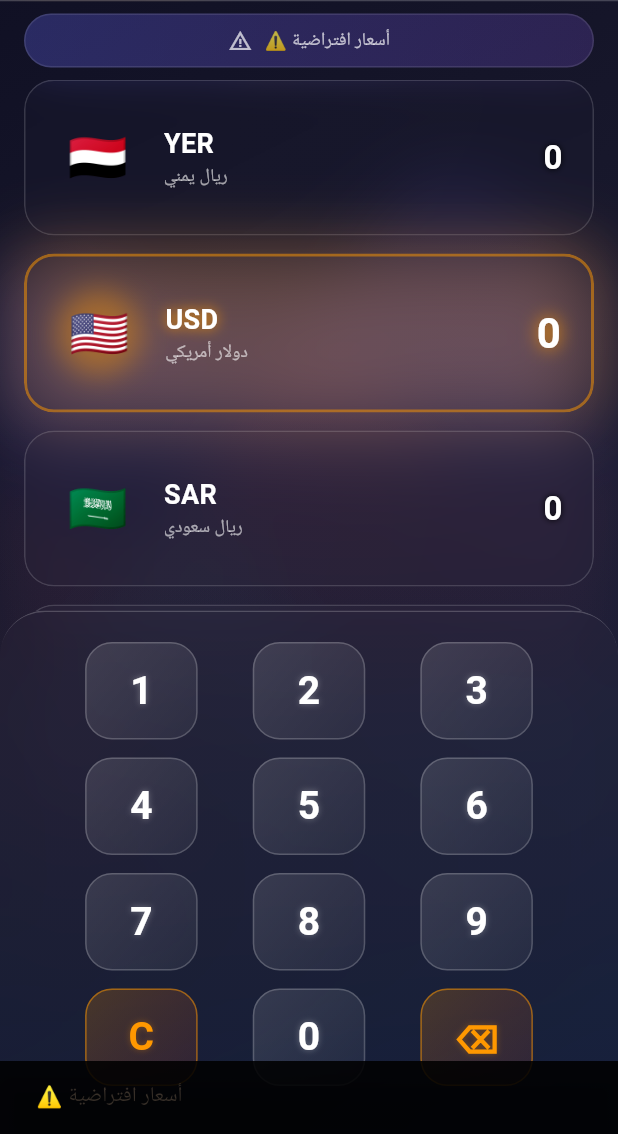
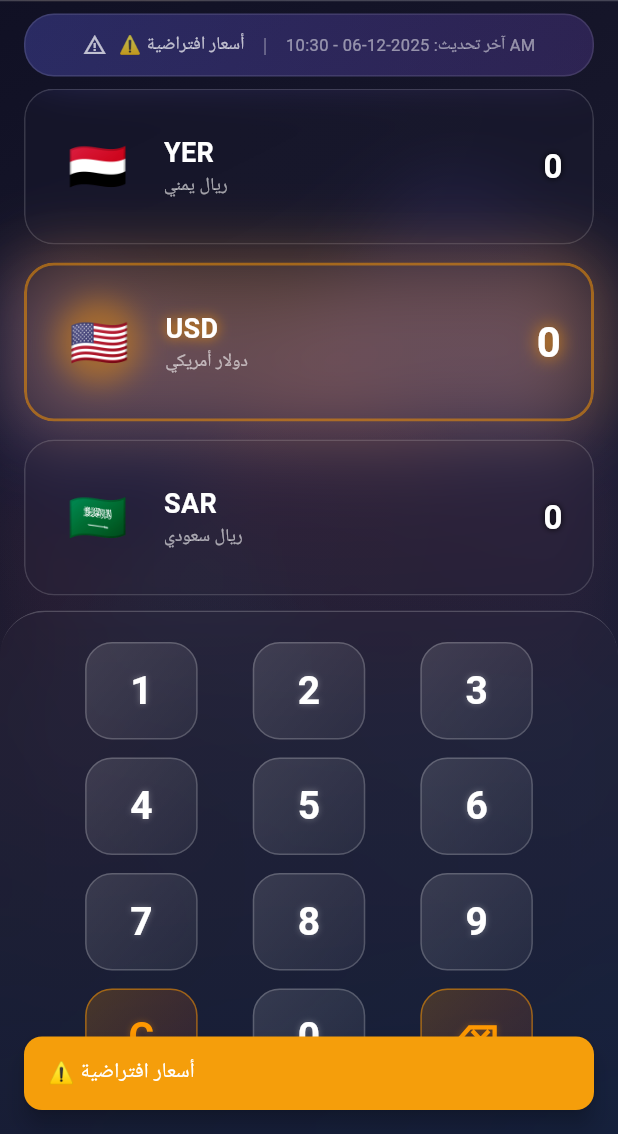
Before and after one commit to mmsal512/tabdil-app, a Flutter app: the screen it shows after launch, after a tap on the "refresh" icon, on a phone screen of 412 x 824 dp, the part 102-1236 px from its top. Run offline on Flutter 3.47's test engine with Material 3 defaults, Android fonts, the phone set to English and light mode, and no system bars; our stand-ins replace supabase_flutter; accounts and stored records are empty; network calls fail.

Commit message:
feat: Implement core currency exchange application with UI, state management, services, and Docker deployment infrastructure.

```diff
--- /dev/null
+++ b/devtools_options.yaml
@@ -0,0 +1,3 @@
+description: This file stores settings for Dart & Flutter DevTools.
+documentation: https://docs.flutter.dev/tools/devtools/extensions#configure-extension-enablement-states
+extensions:
--- a/lib/main.dart
+++ b/lib/main.dart
@@ -3,11 +3,18 @@ import 'package:provider/provider.dart';
 import 'providers/currency_provider.dart';
 import 'screens/home_screen.dart';
 import 'services/supabase_service.dart';
+import 'services/app_config.dart';
 import 'utils/constants.dart';
 
 void main() async {
   WidgetsFlutterBinding.ensureInitialized();
+
+  // Load runtime configuration from config.json (Docker secrets)
+  await AppConfig.load();
+
+  // Initialize Supabase with runtime config
   await SupabaseService.initialize();
+
   runApp(const TabdilApp());
 }
 
@@ -26,7 +33,6 @@ class TabdilApp extends StatelessWidget {
           colorScheme: ColorScheme.fromSeed(
             seedColor: AppColors.accent,
             brightness: Brightness.dark,
-            background: AppColors.background,
             surface: AppColors.cardSurface,
           ),
           scaffoldBackgroundColor: AppColors.background,
--- a/lib/providers/currency_provider.dart
+++ b/lib/providers/currency_provider.dart
@@ -1,4 +1,5 @@
 import 'package:flutter/material.dart';
+import 'package:intl/intl.dart';
 import '../models/currency.dart';
 import '../services/rates_service.dart';
 import '../services/supabase_service.dart';
@@ -23,6 +24,16 @@ class CurrencyProvider with ChangeNotifier {
   // API Status tracking
   RatesSource _ratesSource = RatesSource.none;
   RatesSource get ratesSource => _ratesSource;
+
+  // Last update time
+  DateTime? _lastUpdateTime;
+  DateTime? get lastUpdateTime => _lastUpdateTime;
+
+  String get lastUpdateText {
+    if (_lastUpdateTime == null) return '';
+    final formatter = DateFormat('yyyy-MM-dd - hh:mm a');
+    return 'آخر تحديث: ${formatter.format(_lastUpdateTime!)}';
+  }
 
   String get ratesSourceText {
     switch (_ratesSource) {
@@ -96,6 +107,9 @@ class CurrencyProvider with ChangeNotifier {
           currency.apiRate = apiResult.rates[currency.code]!;
         }
       }
+
+      // Update last refresh time
+      _lastUpdateTime = DateTime.now();
     } catch (e) {
       print('Error refreshing rates: $e');
       statusMessage = '❌ خطأ في تحديث الأسعار';
--- a/lib/screens/admin_login_screen.dart
+++ b/lib/screens/admin_login_screen.dart
@@ -1,6 +1,5 @@
 import 'package:flutter/material.dart';
 import '../services/supabase_service.dart';
-import '../utils/constants.dart';
 import 'rate_editor_screen.dart';
 import '../widgets/hyper_ui.dart';
 
--- a/lib/screens/home_screen.dart
+++ b/lib/screens/home_screen.dart
@@ -118,8 +118,24 @@ class _HomeScreenState extends State<HomeScreen> with TickerProviderStateMixin {
                   if (mounted) {
                     ScaffoldMessenger.of(context).showSnackBar(
                       SnackBar(
-                        content: Text(status),
-                        backgroundColor: Colors.black87,
+                        content: Text(
+                          status,
+                          style: const TextStyle(
+                            color: Colors.white,
+                            fontSize: 14,
+                            fontWeight: FontWeight.w500,
+                          ),
+                        ),
+                        backgroundColor: status.contains('✅')
+                            ? const Color(0xFF22C55E) // Green
+                            : status.contains('⚠️')
+                            ? const Color(0xFFF59E0B) // Orange
+                            : const Color(0xFF6366F1), // Purple
+                        behavior: SnackBarBehavior.floating,
+                        shape: RoundedRectangleBorder(
+                          borderRadius: BorderRadius.circular(12),
+                        ),
+                        margin: const EdgeInsets.all(16),
                       ),
                     );
                   }
@@ -164,7 +180,7 @@ class _HomeScreenState extends State<HomeScreen> with TickerProviderStateMixin {
       builder: (context, provider, _) {
         return Container(
           margin: const EdgeInsets.symmetric(horizontal: 16, vertical: 8),
-          padding: const EdgeInsets.symmetric(horizontal: 16, vertical: 8),
+          padding: const EdgeInsets.symmetric(horizontal: 16, vertical: 10),
           decoration: BoxDecoration(
             borderRadius: BorderRadius.circular(20),
             gradient: LinearGradient(
@@ -188,6 +204,21 @@ class _HomeScreenState extends State<HomeScreen> with TickerProviderStateMixin {
                 provider.ratesSourceText,
                 style: const TextStyle(color: Colors.white70, fontSize: 12),
               ),
+              if (provider.lastUpdateText.isNotEmpty) ...[
+                const SizedBox(width: 12),
+                Text(
+                  '|',
+                  style: TextStyle(color: Colors.white.withOpacity(0.3)),
+                ),
+                const SizedBox(width: 12),
+                Text(
+                  provider.lastUpdateText,
+                  style: TextStyle(
+                    color: Colors.white.withOpacity(0.5),
+                    fontSize: 11,
+                  ),
+                ),
+              ],
             ],
           ),
         );
--- /dev/null
+++ b/lib/services/app_config.dart
@@ -0,0 +1,55 @@
+import 'dart:convert';
+import 'package:flutter/services.dart' show rootBundle;
+
+/// Runtime configuration loaded from assets/config.json
+/// This file is generated at container startup from Docker secrets
+class AppConfig {
+  static late Map<String, dynamic> _config;
+  static bool _initialized = false;
+
+  /// Load configuration from config.json
+  /// Call this before runApp() in main.dart
+  static Future<void> load() async {
+    if (_initialized) return;
+
+    try {
+      final jsonStr = await rootBundle.loadString('config.json');
+      _config = jsonDecode(jsonStr) as Map<String, dynamic>;
+      _initialized = true;
+      print('✅ Runtime config loaded successfully');
+    } catch (e) {
+      print('⚠️ Failed to load config.json: $e');
+      print('   Using fallback hardcoded values (development only)');
+
+      // Fallback for development - DO NOT use in production
+      _config = {
+        'SUPABASE_URL': 'https://hwhmrgplcbhyzfjnxymi.supabase.co',
+        'SUPABASE_ANON_KEY':
+            'eyJhbGciOiJIUzI1NiIsInR5cCI6IkpXVCJ9.eyJpc3MiOiJzdXBhYmFzZSIsInJlZiI6Imh3aG1yZ3BsY2JoeXpmam54eW1pIiwicm9sZSI6ImFub24iLCJpYXQiOjE3NjQ4NDA2MDksImV4cCI6MjA4MDQxNjYwOX0.K9GFrpKEP9FVM_7h5VenXRABGQVNi90s4wB_LKSpfF0',
+        'OPEN_EXCHANGE_API_KEY': 'd81f75e2194e486da9e3cc870c183f9b',
+        'APP_ENV': 'development',
+      };
+      _initialized = true;
+    }
+  }
+
+  /// Get Supabase URL
+  static String get supabaseUrl => _config['SUPABASE_URL'] ?? '';
+
+  /// Get Supabase Anonymous Key
+  static String get supabaseAnonKey => _config['SUPABASE_ANON_KEY'] ?? '';
+
+  /// Get Open Exchange Rates API Key
+  static String get openExchangeApiKey =>
+      _config['OPEN_EXCHANGE_API_KEY'] ?? '';
+
+  /// Get current environment (production/development)
+  static String get appEnv => _config['APP_ENV'] ?? 'development';
+
+  /// Check if running in production
+  static bool get isProduction => appEnv == 'production';
+
+  /// Get the full API URL for Open Exchange Rates
+  static String get exchangeRateApiUrl =>
+      'https://openexchangerates.org/api/latest.json?app_id=$openExchangeApiKey';
+}
--- a/lib/services/rates_service.dart
+++ b/lib/services/rates_service.dart
@@ -1,6 +1,6 @@
 import 'dart:convert';
 import 'package:http/http.dart' as http;
-import '../utils/constants.dart';
+import 'app_config.dart';
 import 'supabase_service.dart';
 
 enum RatesSource { api, supabase, defaults, none }
@@ -20,9 +20,11 @@ class RatesService {
   /// If fails, falls back to Supabase Historical Rates.
   Future<RatesResult> fetchApiRatesWithStatus() async {
     try {
-      print('Fetching API Rates from: ${AppConstants.exchangeRateApiUrl}');
+      final apiUrl = AppConfig.exchangeRateApiUrl;
+      print('Fetching API Rates from: $apiUrl');
+
       final response = await http
-          .get(Uri.parse(AppConstants.exchangeRateApiUrl))
+          .get(Uri.parse(apiUrl))
           .timeout(const Duration(seconds: 15));
 
       if (response.statusCode == 200) {
--- a/lib/services/supabase_service.dart
+++ b/lib/services/supabase_service.dart
@@ -1,26 +1,32 @@
 import 'package:supabase_flutter/supabase_flutter.dart';
-import '../utils/constants.dart';
+import 'app_config.dart';
 
 class SupabaseService {
   static final SupabaseService _instance = SupabaseService._internal();
   factory SupabaseService() => _instance;
   SupabaseService._internal();
 
-  final SupabaseClient _client = Supabase.instance.client;
+  // Table Names
+  static const String tableBackupRates = 'backup_rates';
+  static const String tableHistoricalRates = 'historical_rates';
+  static const String tableAdmins = 'admins';
 
-  /// Initialize Supabase
+  SupabaseClient get _client => Supabase.instance.client;
+
+  /// Initialize Supabase with runtime configuration
   static Future<void> initialize() async {
     await Supabase.initialize(
-      url: AppConstants.supabaseUrl,
-      anonKey: AppConstants.supabaseAnonKey,
+      url: AppConfig.supabaseUrl,
+      anonKey: AppConfig.supabaseAnonKey,
     );
+    print('✅ Supabase initialized with URL: ${AppConfig.supabaseUrl}');
   }
 
   /// Authenticate Admin
   Future<bool> authenticateAdmin(String username, String password) async {
     try {
       final response = await _client
-          .from(AppConstants.tableAdmins)
+          .from(tableAdmins)
           .select()
           .eq('username', username)
           .eq('password', password)
@@ -36,9 +42,7 @@ class SupabaseService {
   /// Get Backup Rates (Manual Rates)
   Future<List<Map<String, dynamic>>> getBackupRates() async {
     try {
-      final response = await _client
-          .from(AppConstants.tableBackupRates)
-          .select();
+      final response = await _client.from(tableBackupRates).select();
       return List<Map<String, dynamic>>.from(response);
     } catch (e) {
       print('Get Backup Rates Error: $e');
@@ -54,7 +58,7 @@ class SupabaseService {
   ) async {
     try {
       // Using upsert with onConflict to ensure we update the existing row for the currency
-      await _client.from(AppConstants.tableBackupRates).upsert({
+      await _client.from(tableBackupRates).upsert({
         'currency_code': currencyCode,
         'buy_rate': buyRate,
         'sell_rate': sellRate,
@@ -77,7 +81,7 @@ class SupabaseService {
   Future<Map<String, dynamic>?> getHistoricalRates() async {
     try {
       final response = await _client
-          .from(AppConstants.tableHistoricalRates)
+          .from(tableHistoricalRates)
           .select()
           .limit(1)
           .maybeSingle();
@@ -95,13 +99,9 @@ class SupabaseService {
   /// Save Historical Rates (Cache API Rates)
   Future<void> saveHistoricalRates(Map<String, double> rates) async {
     try {
-      // We'll upsert based on a fixed base_currency 'USD' or just insert a new row.
-      // Assuming the table has a unique constraint or we just want to keep the latest.
-      // Let's assume we update the row where base_currency = 'USD'.
-      await _client.from(AppConstants.tableHistoricalRates).upsert({
+      await _client.from(tableHistoricalRates).upsert({
         'base_currency': 'USD',
         'rates': rates,
-        // Add timestamp if column exists, e.g., 'created_at': DateTime.now().toIso8601String(),
       });
     } catch (e) {
       print('Save Historical Rates Error: $e');
--- a/lib/utils/constants.dart
+++ b/lib/utils/constants.dart
@@ -1,5 +1,6 @@
 import 'package:flutter/material.dart';
 
+/// Application UI Colors
 class AppColors {
   static const Color background = Colors.black;
   static const Color cardSurface = Color(0xFF1E1E1E); // Dark Grey
@@ -8,24 +9,8 @@ class AppColors {
   static const Color textSecondary = Colors.grey;
 }
 
-class AppConstants {
-  // Supabase
-  static const String supabaseUrl = 'https://hwhmrgplcbhyzfjnxymi.supabase.co';
-  static const String supabaseAnonKey =
-      'eyJhbGciOiJIUzI1NiIsInR5cCI6IkpXVCJ9.eyJpc3MiOiJzdXBhYmFzZSIsInJlZiI6Imh3aG1yZ3BsY2JoeXpmam54eW1pIiwicm9sZSI6ImFub24iLCJpYXQiOjE3NjQ4NDA2MDksImV4cCI6MjA4MDQxNjYwOX0.K9GFrpKEP9FVM_7h5VenXRABGQVNi90s4wB_LKSpfF0';
-
-  // Open Exchange Rates API
-  static const String openExchangeRatesAppId =
-      'd81f75e2194e486da9e3cc870c183f9b';
-  static const String exchangeRateApiUrl =
-      'https://openexchangerates.org/api/latest.json?app_id=$openExchangeRatesAppId';
-
-  // Table Names
-  static const String tableBackupRates = 'backup_rates';
-  static const String tableHistoricalRates = 'historical_rates';
-  static const String tableAdmins = 'admins';
-}
-
+/// Supported Currencies Data
+/// Note: API keys and URLs are now loaded from runtime config (AppConfig)
 class CurrencyData {
   static const List<Map<String, dynamic>> supportedCurrencies = [
     {
```
Also changed, not shown: 9 other files.
